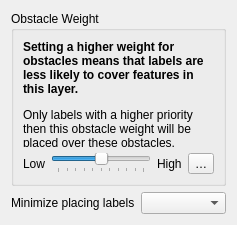
This is src/ui/labeling/qgslabelobstaclesettingswidgetbase.ui in qgis/QGIS as Qt 5 draws it before an edit. The edited form follows.
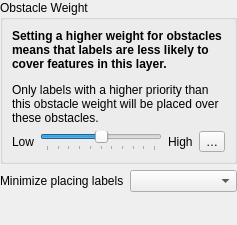
This is the edited form. Custom widgets are drawn as their Qt base class.

Commit message:
Some tweaks to the Obstacle Settings dialog
Add title, a help button and fix typo

What changed in the file:
```diff
--- a/src/ui/labeling/qgslabelobstaclesettingswidgetbase.ui
+++ b/src/ui/labeling/qgslabelobstaclesettingswidgetbase.ui
@@ -14,6 +14,18 @@
    <string notr="true">Form</string>
   </property>
   <layout class="QGridLayout" name="gridLayout">
+   <property name="leftMargin">
+    <number>0</number>
+   </property>
+   <property name="topMargin">
+    <number>0</number>
+   </property>
+   <property name="rightMargin">
+    <number>0</number>
+   </property>
+   <property name="bottomMargin">
+    <number>0</number>
+   </property>
    <item row="3" column="1">
     <spacer name="verticalSpacer">
      <property name="orientation">
@@ -22,7 +34,7 @@
      <property name="sizeHint" stdset="0">
       <size>
        <width>20</width>
-       <height>40</height>
+       <height>0</height>
       </size>
      </property>
     </spacer>
@@ -36,7 +48,7 @@
       <item>
        <widget class="QLabel" name="label">
         <property name="text">
-         <string>&lt;html&gt;&lt;head/&gt;&lt;body&gt;&lt;p&gt;&lt;span style=&quot; font-weight:600;&quot;&gt;Setting a higher weight for obstacles means that labels are less likely to cover features in this layer.&lt;/span&gt;&lt;/p&gt;&lt;p&gt;Only labels with a higher priority then this obstacle weight will be placed over these obstacles.&lt;/p&gt;&lt;/body&gt;&lt;/html&gt;</string>
+         <string>&lt;html&gt;&lt;head/&gt;&lt;body&gt;&lt;p&gt;&lt;span style=&quot; font-weight:600;&quot;&gt;Setting a higher weight for obstacles means that labels are less likely to cover features in this layer.&lt;/span&gt;&lt;/p&gt;&lt;p&gt;Only labels with a higher priority than this obstacle weight will be placed over these obstacles.&lt;/p&gt;&lt;/body&gt;&lt;/html&gt;</string>
         </property>
         <property name="wordWrap">
          <bool>true</bool>
```
Left out of the diff: 2 changed lines with no effect on the pictures. The commit also changes 1 other file.
